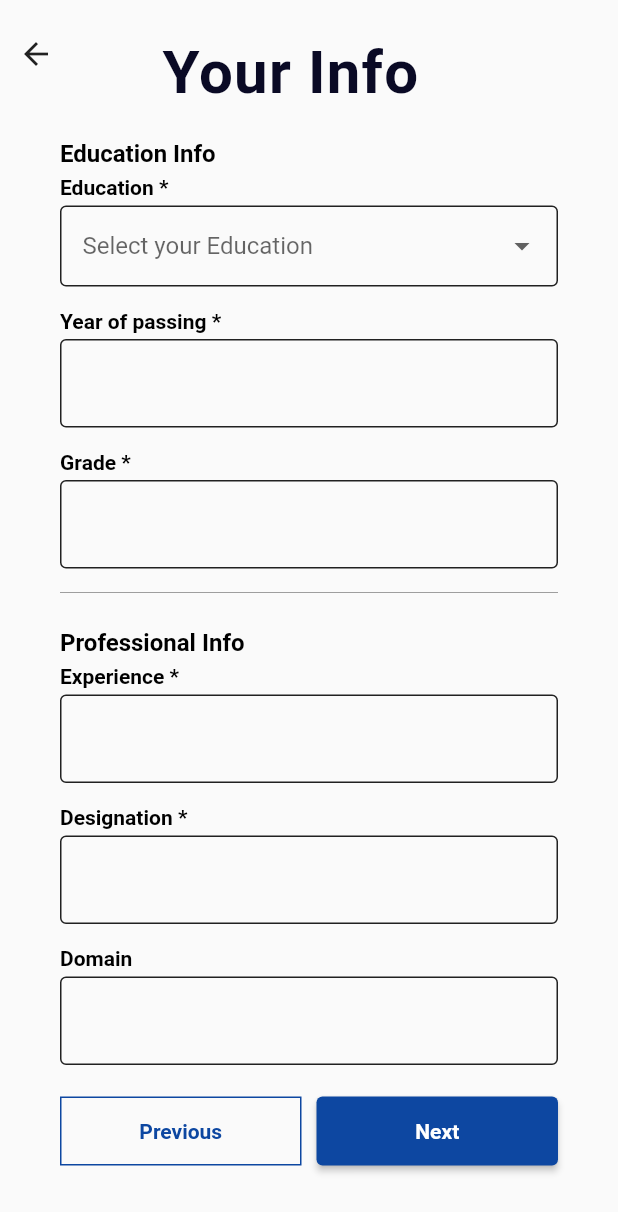
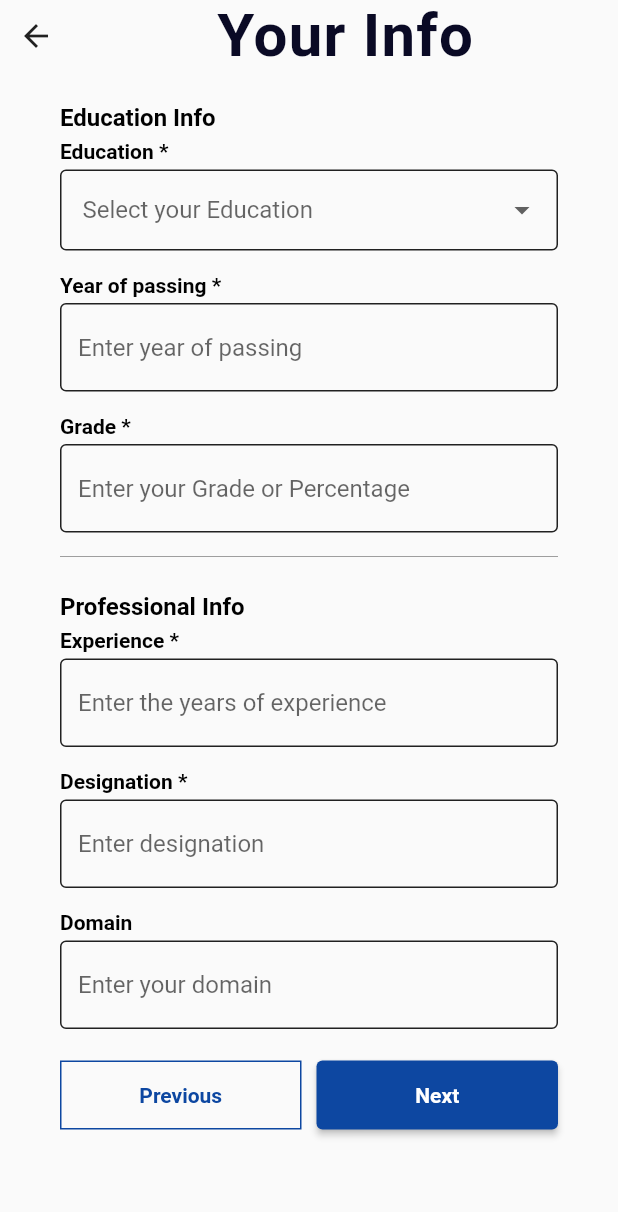
Before and after one commit to AJAYTONY/Flutter-Registration-Form, a Flutter app: the YourAddress screen opened directly, after a tap on the "arrow back" icon, on a phone screen of 412 x 824 dp. Shown: the top 1212 px of the screen. Run offline on Flutter 3.47's test engine with Material 2 defaults, Android fonts, the phone set to English and light mode, and no system bars; our stand-ins replace dropdown_button2, flutter_bloc, image_picker.

Commit message:
set text with icon in center, hint issue solve

```diff
--- a/lib/screens/home/home_page.dart
+++ b/lib/screens/home/home_page.dart
@@ -11,10 +11,15 @@ class HomePage extends StatefulWidget {
 class _HomePageState extends State<HomePage> {
   @override
   Widget build(BuildContext context) {
-    return Container(
-      color: Colors.white,
-      child: const Center(
-        child: Text('Welcome To Home Page'),
+    return Scaffold(
+      appBar: AppBar(
+        title: const Text('HomePage'),
+      ),
+      body: Container(
+        color: Colors.white,
+        child: const Center(
+          child: Text('Welcome To Home Page'),
+        ),
       ),
     );
   }
--- a/lib/screens/register/RegisterScreen.dart
+++ b/lib/screens/register/RegisterScreen.dart
@@ -226,6 +226,7 @@ class _RegisterScreenState extends State<RegisterScreen> with InputValidator {
         TextFormField(
           obscureText: isObscure,
           decoration: InputDecoration(
+            floatingLabelBehavior: FloatingLabelBehavior.always,
             hintText: 'password',
             labelText: '',
             // icon: const Padding(
@@ -295,6 +296,7 @@ class _RegisterScreenState extends State<RegisterScreen> with InputValidator {
         TextFormField(
           obscureText: isObscure,
           decoration: InputDecoration(
+            floatingLabelBehavior: FloatingLabelBehavior.always,
             labelText: '',
             hintText: 'password',
             // icon: const Padding(
@@ -332,7 +334,7 @@ class _RegisterScreenState extends State<RegisterScreen> with InputValidator {
               return "Please Enter confirm Password";
             } else {
               if (val != passwordController.text) {
-                return "Not match";
+                return "Password Not match ";
               }
             }
             return null;
@@ -378,6 +380,7 @@ class _RegisterScreenState extends State<RegisterScreen> with InputValidator {
       obscureText: isObscure,
       keyboardType: TextInputType.emailAddress,
       decoration: InputDecoration(
+        floatingLabelBehavior: FloatingLabelBehavior.always,
         hintText: 'Your email goes here',
         hintStyle: TextStyle(color: Colors.grey[400]!),
         labelText: '',
--- a/lib/screens/your_address/your_address.dart
+++ b/lib/screens/your_address/your_address.dart
@@ -58,7 +58,7 @@ class _YourAddressState extends State<YourAddress> with InputValidator {
           child: Column(
             children: [
               Row(
-                mainAxisAlignment: MainAxisAlignment.start,
+                mainAxisAlignment: MainAxisAlignment.center,
                 crossAxisAlignment: CrossAxisAlignment.center,
                 children: [
                   IconButton(
@@ -68,10 +68,8 @@ class _YourAddressState extends State<YourAddress> with InputValidator {
                             MaterialPageRoute(
                                 builder: ((context) => const YourInfo())));
                       },
-                      icon: Icon(Icons.arrow_back)),
-                  SizedBox(
-                    width: 40,
-                  ),
+                      icon: const Icon(Icons.arrow_back)),
+
                   const Align(
                       alignment: Alignment.center,
                       child: AppHeader(text: 'Your Address')),
@@ -105,7 +103,7 @@ class _YourAddressState extends State<YourAddress> with InputValidator {
           children: <Widget>[
             SizedBox(height: 40,),
             RegisterTextField(
-              labelText: "Address",
+              labelText: "",
               hintText: "Address",
               leadingIcon: Icons.house,
               controller: addressController,
@@ -115,7 +113,7 @@ class _YourAddressState extends State<YourAddress> with InputValidator {
             ),
             SizedBox(height: 20,),
             RegisterTextField(
-              labelText: "Landmark",
+              labelText: "",
               hintText: "Landmark",
               leadingIcon: Icons.house,
               controller: landmarkController,
@@ -125,7 +123,7 @@ class _YourAddressState extends State<YourAddress> with InputValidator {
             ),
             SizedBox(height: 20,),
             RegisterTextField(
-              labelText: "City",
+              labelText: "",
               hintText: "City",
               leadingIcon: Icons.house,
               controller: cityController,
@@ -138,7 +136,7 @@ class _YourAddressState extends State<YourAddress> with InputValidator {
             SizedBox(height: 20,),
 
             RegisterTextField(
-              labelText: "Pin Code",
+              labelText: " ",
               hintText: "Pin Code",
               leadingIcon: Icons.house,
               controller: zipcodeController,
@@ -248,9 +246,9 @@ class _YourAddressState extends State<YourAddress> with InputValidator {
       if(registerNotifier.states == null){
         Utility.showErrorSnackBar(context, message: "Please Select State");
       } else{
-        Utility.showSuccessSnackBar(context, message: "Good");
-        // Navigator.pushReplacement(
-        //     context, MaterialPageRoute(builder: ((context) => const HomePage())));
+        Utility.showSuccessSnackBar(context, message: "Successfully Submitted");
+        Navigator.pushReplacement(
+            context, MaterialPageRoute(builder: ((context) => const HomePage())));
       }
 
     } else {
--- a/lib/screens/your_info/your_info.dart
+++ b/lib/screens/your_info/your_info.dart
@@ -57,24 +57,24 @@ class _YourInfoState extends State<YourInfo> with InputValidator {
           child: Column(
             children: [
               Row(
-                mainAxisAlignment: MainAxisAlignment.start,
-                children: [
+                mainAxisAlignment: MainAxisAlignment.center,
+                crossAxisAlignment: CrossAxisAlignment.center,
+                children: <Widget>[
                   IconButton(
                     onPressed: () {
                       Navigator.pushReplacement(
                           context,
                           MaterialPageRoute(
-                                builder: ((context) =>
-                                    const RegisterScreen())));
+                              builder: ((context) => const RegisterScreen())));
                     },
-                      icon: Icon(Icons.arrow_back)),
-                  SizedBox(
-                    width: 60,
+                    icon: const Icon(Icons.arrow_back),
                   ),
-                  const Align(
+
+                  const Expanded(
+                    child: Align(
                         alignment: Alignment.center,
                         child: AppHeader(text: 'Your Info')),
-                  Spacer(),
+                  ),
                 ],
               ),
               Padding(
@@ -102,7 +102,7 @@ class _YourInfoState extends State<YourInfo> with InputValidator {
       child: Column(
         crossAxisAlignment: CrossAxisAlignment.start,
         children: <Widget>[
-          SizedBox(
+          const SizedBox(
             height: 16,
           ),
           const CategoryHeader(text: 'Education Info'),
@@ -172,12 +172,12 @@ class _YourInfoState extends State<YourInfo> with InputValidator {
                         MaterialPageRoute(
                             builder: ((context) => const RegisterScreen())));
                   },
-                  child: Text("Previous",
+                  child: const Text("Previous",
                       style:
-                          TextStyle(fontSize: 14, fontWeight: FontWeight.bold)),
+                          const TextStyle(fontSize: 14, fontWeight: FontWeight.bold)),
                   style: ButtonStyle(
                       padding: MaterialStateProperty.all<EdgeInsets>(
-                          EdgeInsets.all(15)),
+                          const EdgeInsets.all(15)),
                       foregroundColor: MaterialStateProperty.all<Color>(
                           Colors.blue.shade900),
                       shape: MaterialStateProperty.all<RoundedRectangleBorder>(
@@ -191,12 +191,12 @@ class _YourInfoState extends State<YourInfo> with InputValidator {
                 flex: 1,
                 fit: FlexFit.tight,
                 child: ElevatedButton(
-                    child: Text("Next",
+                    child: const Text("Next",
                         style: TextStyle(
                             fontSize: 14, fontWeight: FontWeight.bold)),
                     style: ButtonStyle(
                       padding: MaterialStateProperty.all<EdgeInsets>(
-                          EdgeInsets.all(15)),
+                          const EdgeInsets.all(15)),
                       foregroundColor:
                           MaterialStateProperty.all<Color>(Colors.white),
                       backgroundColor: MaterialStateProperty.all<Color>(
@@ -238,7 +238,8 @@ class _YourInfoState extends State<YourInfo> with InputValidator {
   TextFormField yearOfPassingWidget(BuildContext context) {
     return TextFormField(
       keyboardType: TextInputType.number,
-      decoration: InputDecoration(
+      decoration: const InputDecoration(
+        floatingLabelBehavior: FloatingLabelBehavior.always,
         labelText: '',
         hintText: 'Enter year of passing',
         // icon: const Padding(
@@ -249,19 +250,19 @@ class _YourInfoState extends State<YourInfo> with InputValidator {
           fontWeight: FontWeight.bold,
           fontSize: 10,
         ),
-        focusedBorder: OutlineInputBorder(
+        focusedBorder: const OutlineInputBorder(
           // borderRadius: BorderRadius.circular(10),
           borderSide: BorderSide(color: Colors.black, width: 2),
         ),
         border: OutlineInputBorder(
           //borderRadius: BorderRadius.circular(10),
-          borderSide: const BorderSide(color: Colors.black87),
+          borderSide: BorderSide(color: Colors.black87),
         ),
         enabledBorder: OutlineInputBorder(
           //borderRadius: BorderRadius.circular(10),
-          borderSide: BorderSide(color: Colors.black87),
+          borderSide: const BorderSide(color: Colors.black87),
         ),
-        disabledBorder: OutlineInputBorder(
+        disabledBorder: const OutlineInputBorder(
           // borderRadius: BorderRadius.circular(10),
           borderSide: BorderSide(color: Colors.black87),
         ),
@@ -284,7 +285,8 @@ class _YourInfoState extends State<YourInfo> with InputValidator {
   TextFormField gradeWidget(BuildContext context) {
     return TextFormField(
       keyboardType: TextInputType.text,
-      decoration: InputDecoration(
+      decoration: const InputDecoration(
+        floatingLabelBehavior: FloatingLabelBehavior.always,
         labelText: '',
         hintText: 'Enter your Grade or Percentage',
         // icon: const Padding(
@@ -301,15 +303,15 @@ class _YourInfoState extends State<YourInfo> with InputValidator {
         ),
         border: OutlineInputBorder(
           //borderRadius: BorderRadius.circular(10),
-          borderSide: BorderSide(color: Colors.black87),
+          borderSide:  BorderSide(color: Colors.black87),
         ),
-        enabledBorder: OutlineInputBorder(
+        enabledBorder:  OutlineInputBorder(
           //borderRadius: BorderRadius.circular(10),
           borderSide: BorderSide(color: Colors.black87),
         ),
-        disabledBorder: OutlineInputBorder(
+        disabledBorder:  OutlineInputBorder(
           // borderRadius: BorderRadius.circular(10),
-          borderSide: BorderSide(color: Colors.black87),
+          borderSide:  BorderSide(color: Colors.black87),
         ),
         // suffixIcon: Icon(
         //   Icons.arrow_drop_down_outlined,
@@ -331,6 +333,7 @@ class _YourInfoState extends State<YourInfo> with InputValidator {
     return TextFormField(
       keyboardType: TextInputType.number,
       decoration: const InputDecoration(
+        floatingLabelBehavior: FloatingLabelBehavior.always,
         labelText: '',
         hintText: 'Enter the years of experience',
         // icon: const Padding(
@@ -377,6 +380,7 @@ class _YourInfoState extends State<YourInfo> with InputValidator {
     return TextFormField(
       keyboardType: TextInputType.text,
       decoration: const InputDecoration(
+        floatingLabelBehavior: FloatingLabelBehavior.always,
         labelText: '',
         hintText: 'Enter designation',
         // icon: const Padding(
@@ -423,6 +427,7 @@ class _YourInfoState extends State<YourInfo> with InputValidator {
     return TextFormField(
       keyboardType: TextInputType.text,
       decoration: const InputDecoration(
+        floatingLabelBehavior: FloatingLabelBehavior.always,
         labelText: '',
         hintText: 'Enter your domain',
         // icon: const Padding(
--- a/lib/widgets/add_image.dart
+++ b/lib/widgets/add_image.dart
@@ -18,7 +18,7 @@ class AddImageForm extends StatelessWidget {
     Widget _placeholder = Stack(children: [
       Container(
         margin: EdgeInsets.only(top: 48),
-       // height: 300,
+        // height: 300,
         decoration: BoxDecoration(
           color: Colors.white,
           borderRadius: BorderRadius.circular(16.0),
@@ -31,6 +31,9 @@ class AddImageForm extends StatelessWidget {
             radius: 40.0,
             backgroundColor: Colors.blue,
             child: CircleAvatar(
+              radius: 38.0,
+              backgroundImage:
+                  AssetImage('default.user.png'),
               child: Align(
                 alignment: Alignment.bottomRight,
                 child: CircleAvatar(
@@ -43,9 +46,6 @@ class AddImageForm extends StatelessWidget {
                   ),
                 ),
               ),
-              radius: 38.0,
-              backgroundImage:
-                  AssetImage('default.user.png'),
             ),
           ),
         ),
--- a/lib/widgets/app_header.dart
+++ b/lib/widgets/app_header.dart
@@ -9,9 +9,9 @@ class AppHeader extends StatelessWidget {
   Widget build(BuildContext context) {
     return Column(
       children: [
-        const SizedBox(
+        /*const SizedBox(
           height: 25,
-        ),
+        ),*/
         Text(
           text,
           style: Theme.of(context).textTheme.headline3,
--- a/lib/widgets/text_form_field.dart
+++ b/lib/widgets/text_form_field.dart
@@ -62,7 +62,7 @@ class _RegisterTextFieldState extends State<RegisterTextField>
   @override
   Widget build(BuildContext context) {
     return TextFormField(
-      autofocus: true,
+      //autofocus: true,
       maxLines: widget.maxLines,
       enabled: widget.enabled,
       validator: widget.validator,
@@ -70,17 +70,20 @@ class _RegisterTextFieldState extends State<RegisterTextField>
       onChanged: widget.onChanged,
       keyboardType: widget.textInputType,
       textInputAction: TextInputAction.next,
+      //style: TextStyle(color: Colors.grey[400]!),
       decoration: InputDecoration(
         labelText: widget.labelText,
         hintText: widget.hintText,
+        floatingLabelBehavior: FloatingLabelBehavior.always,
         fillColor: Colors.white,
+        filled: true,
         hintStyle: TextStyle(color: Colors.grey[400]!),
         labelStyle: TextStyle(color: Colors.grey[400]!),
         errorStyle: const TextStyle(
           fontWeight: FontWeight.bold,
           fontSize: 10,
         ),
-        focusedBorder: OutlineInputBorder(
+        focusedBorder: const OutlineInputBorder(
          // borderRadius: BorderRadius.circular(10),
           borderSide:
               BorderSide(color: Colors.black, width: 2),
@@ -89,11 +92,11 @@ class _RegisterTextFieldState extends State<RegisterTextField>
           //borderRadius: BorderRadius.circular(10),
           borderSide: BorderSide(color: Colors.black87),
         ),
-        enabledBorder: OutlineInputBorder(
+        enabledBorder: const OutlineInputBorder(
           //borderRadius: BorderRadius.circular(10),
           borderSide: BorderSide(color: Colors.black87),
         ),
-        disabledBorder: OutlineInputBorder(
+        disabledBorder: const OutlineInputBorder(
          // borderRadius: BorderRadius.circular(10),
           borderSide: BorderSide(color: Colors.black87),
         ),
```
Lines whose indentation alone changed are shown as unchanged.
